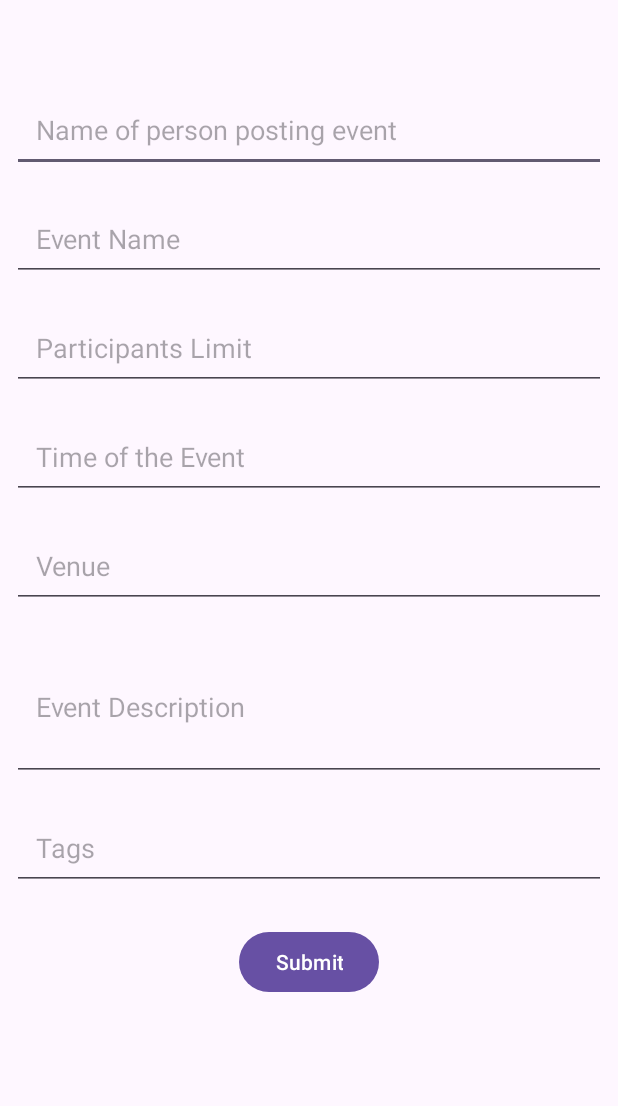
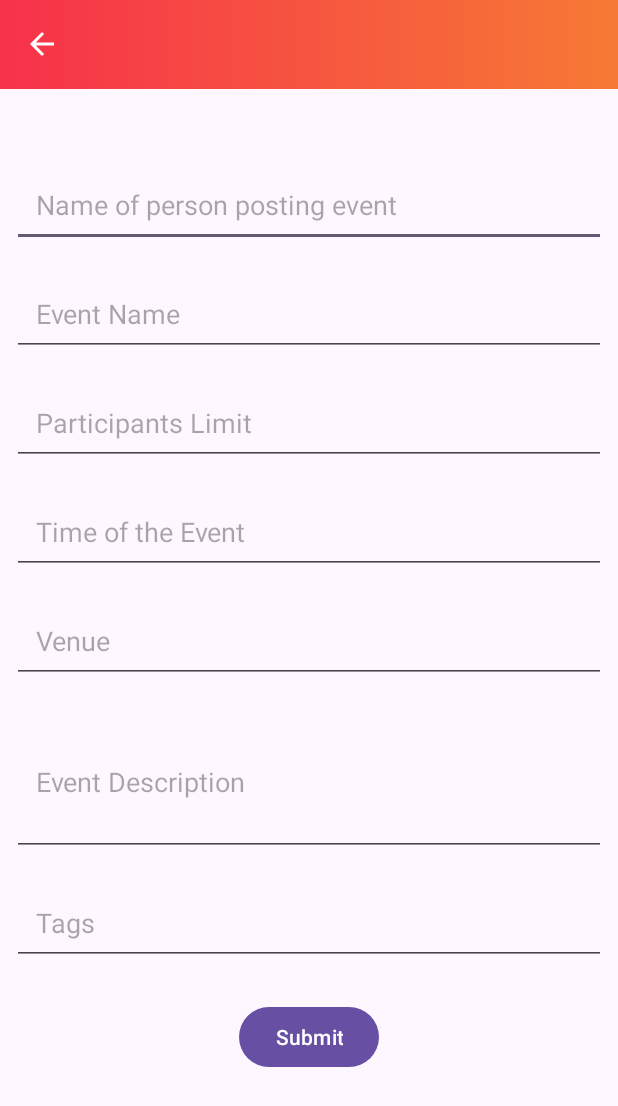
Before and after one commit to Verdilac/EmberLinkAnd, an Android app: the CreateEventActivity screen opened directly, with no data from a screen before it, on a phone screen of 412 x 824 dp. Shown: the top 1106 px of the screen. Run offline under Robolectric (Android 15) with nearby library versions, the phone set to English and light mode, and no system bars.

Commit message:
Navigation between dashboard and screens and toolbar

```diff
--- /dev/null
+++ b/app/src/main/res/drawable/baseline_arrow_back_24.xml
@@ -0,0 +1,5 @@
+<vector android:autoMirrored="true" android:height="24dp"
+    android:tint="#FFFFFF" android:viewportHeight="24"
+    android:viewportWidth="24" android:width="24dp" xmlns:android="http://schemas.android.com/apk/res/android">
+    <path android:fillColor="@android:color/white" android:pathData="M20,11H7.83l5.59,-5.59L12,4l-8,8 8,8 1.41,-1.41L7.83,13H20v-2z"/>
+</vector>
--- a/app/src/main/res/layout/activity_create_event.xml
+++ b/app/src/main/res/layout/activity_create_event.xml
@@ -6,10 +6,12 @@
     android:layout_height="match_parent"
     tools:context=".CreateEventForm">
 
+    <include layout="@layout/toolbar"></include>
+
     <RelativeLayout
         android:layout_width="match_parent"
         android:layout_height="match_parent"
-        android:paddingTop="50dp">
+        android:paddingTop="100dp">
 
         <!-- EditText for Name of person posting event -->
 
--- /dev/null
+++ b/app/src/main/res/layout/toolbar.xml
@@ -0,0 +1,33 @@
+<?xml version="1.0" encoding="utf-8"?>
+<RelativeLayout xmlns:android="http://schemas.android.com/apk/res/android"
+    android:layout_width="match_parent"
+    android:layout_height="wrap_content"
+    android:background="@drawable/top_background">
+    <RelativeLayout
+        android:layout_width="match_parent"
+        android:layout_height="wrap_content"
+        android:padding="16dp">
+        <ImageView
+            android:layout_width="wrap_content"
+            android:layout_height="wrap_content"
+            android:src="@drawable/baseline_arrow_back_24"
+            android:id="@+id/toolbar_back_icon"
+            android:layout_centerVertical="true">
+
+        </ImageView>
+        <TextView
+            android:layout_width="wrap_content"
+            android:layout_height="wrap_content"
+            android:id="@+id/toolbar_text"
+            android:layout_marginStart="16dp"
+            android:layout_toEndOf="@+id/toolbar_back_icon"
+            android:textColor="@android:color/white"
+            android:layout_centerVertical="true"
+            android:textSize="20sp"
+            android:text=""
+            >
+        </TextView>
+
+    </RelativeLayout>
+
+</RelativeLayout>
```
Also changed, not shown: app/src/main/java/com/example/emberlinkand/DashBoardActivity.java (+22 -0 lines), app/src/main/java/com/example/emberlinkand/EventListActivity.java (+0 -13 lines), app/src/main/res/layout/activity_dash_board.xml (+10 -5 lines), app/src/main/res/layout/activity_event_list.xml (+10 -14 lines), app/src/main/res/drawable-xxhdpi/btn_1.png (added).
